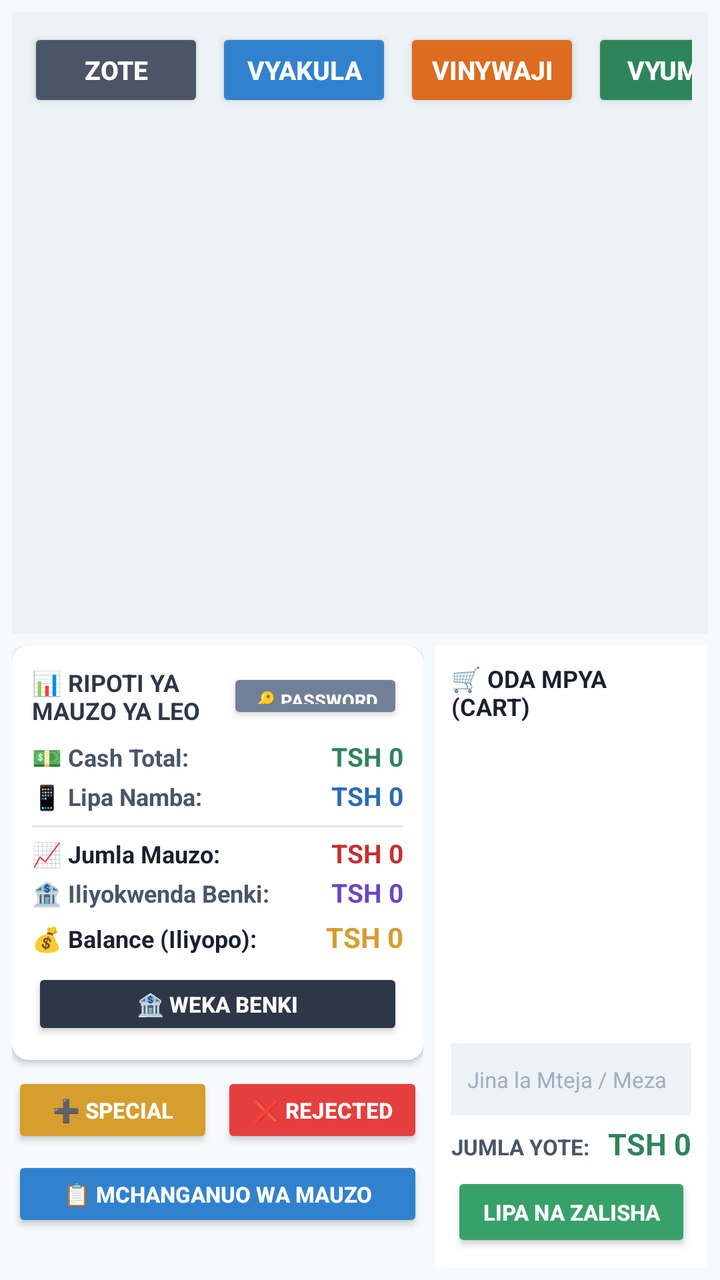
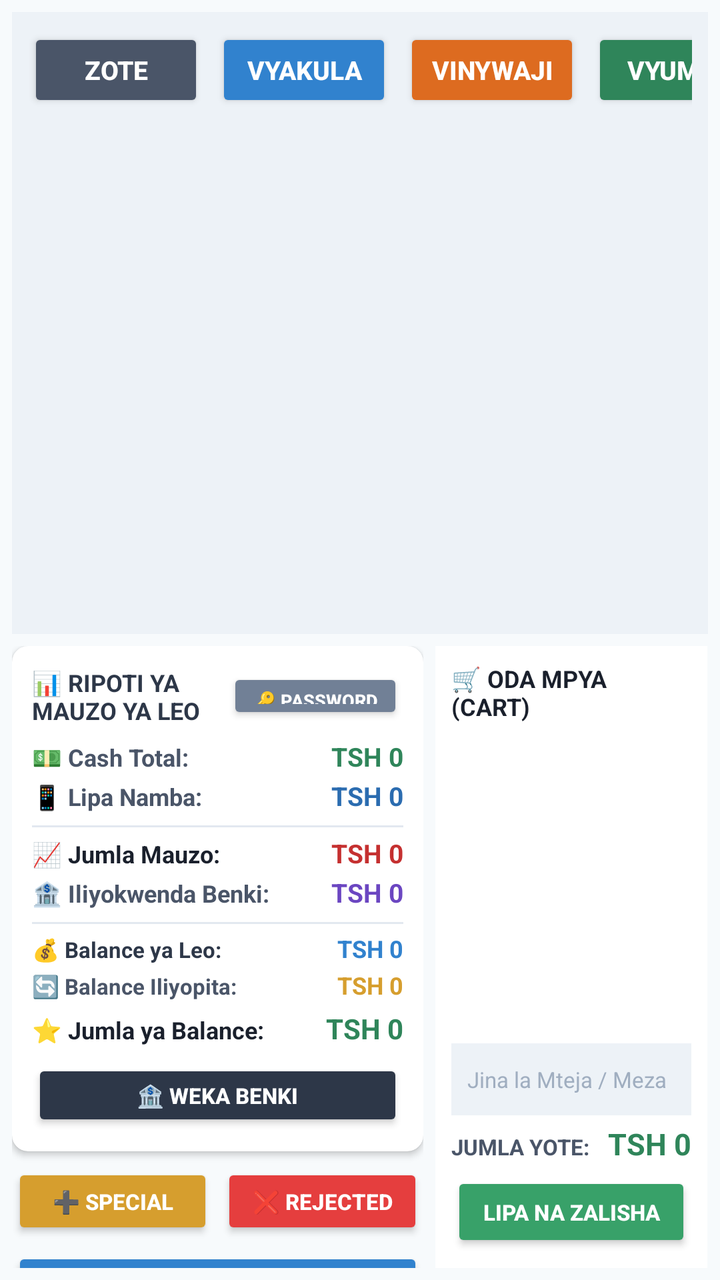

An Android layout rendered at two revisions. The XML below is the earlier revision; the diff shows what the commit changed to produce the second picture.
<!-- AndroidManifest.xml: application theme Theme.HotelManagementSystem -->
<!-- res/layout/activity_cashier_pos.xml -->
<?xml version="1.0" encoding="utf-8"?>
<LinearLayout xmlns:android="http://schemas.android.com/apk/res/android"
    xmlns:app="http://schemas.android.com/apk/res-auto"
    android:layout_width="match_parent"
    android:layout_height="match_parent"
    android:orientation="vertical"
    android:background="#F7FAFC"
    android:padding="6dp">

    
    <LinearLayout
        android:layout_width="match_parent"
        android:layout_height="0dp"
        android:layout_weight="1"
        android:orientation="vertical"
        android:background="#EDF2F7"
        android:padding="8dp"
        android:layout_marginBottom="6dp">

        <HorizontalScrollView
            android:layout_width="match_parent"
            android:layout_height="wrap_content"
            android:scrollbars="none"
            android:layout_marginBottom="6dp">

            <LinearLayout
                android:layout_width="wrap_content"
                android:layout_height="wrap_content"
                android:orientation="horizontal">

                <Button
                    android:id="@+id/btnFilterAll"
                    android:layout_width="wrap_content"
                    android:layout_height="42dp"
                    android:text="ZOTE"
                    android:textSize="13sp"
                    android:textStyle="bold"
                    android:backgroundTint="#4A5568"
                    android:textColor="#FFFFFF"
                    android:layout_marginEnd="6dp" />

                <Button
                    android:id="@+id/btnFilterFood"
                    android:layout_width="wrap_content"
                    android:layout_height="42dp"
                    android:text="VYAKULA"
                    android:textSize="13sp"
                    android:textStyle="bold"
                    android:backgroundTint="#3182CE"
                    android:textColor="#FFFFFF"
                    android:layout_marginEnd="6dp" />

                <Button
                    android:id="@+id/btnFilterDrinks"
                    android:layout_width="wrap_content"
                    android:layout_height="42dp"
                    android:text="VINYWAJI"
                    android:textSize="13sp"
                    android:textStyle="bold"
                    android:backgroundTint="#DD6B20"
                    android:textColor="#FFFFFF"
                    android:layout_marginEnd="6dp" />

                <Button
                    android:id="@+id/btnFilterRooms"
                    android:layout_width="wrap_content"
                    android:layout_height="42dp"
                    android:text="VYUMBA"
                    android:textSize="13sp"
                    android:textStyle="bold"
                    android:backgroundTint="#2F855A"
                    android:textColor="#FFFFFF"
                    android:layout_marginEnd="6dp" />

                <Button
                    android:id="@+id/btnFilterHalls"
                    android:layout_width="wrap_content"
                    android:layout_height="42dp"
                    android:text="KUMBI"
                    android:textSize="13sp"
                    android:textStyle="bold"
                    android:backgroundTint="#6B46C1"
                    android:textColor="#FFFFFF" />
            </LinearLayout>
        </HorizontalScrollView>

        <androidx.recyclerview.widget.RecyclerView
            android:id="@+id/rvMenuItems"
            android:layout_width="match_parent"
            android:layout_height="match_parent"
            android:scrollbars="vertical" />
    </LinearLayout>

    
    <LinearLayout
        android:layout_width="match_parent"
        android:layout_height="0dp"
        android:layout_weight="1"
        android:orientation="horizontal">

        
        <LinearLayout
            android:layout_width="0dp"
            android:layout_height="match_parent"
            android:layout_weight="1.4"
            android:orientation="vertical"
            android:paddingEnd="6dp">

            <androidx.cardview.widget.CardView
                android:layout_width="match_parent"
                android:layout_height="wrap_content"
                app:cardBackgroundColor="#FFFFFF"
                app:cardCornerRadius="8dp"
                app:cardElevation="2dp"
                android:layout_marginBottom="6dp">

                <LinearLayout
                    android:layout_width="match_parent"
                    android:layout_height="wrap_content"
                    android:orientation="vertical"
                    android:padding="10dp">

                    <LinearLayout
                        android:layout_width="match_parent"
                        android:layout_height="wrap_content"
                        android:orientation="horizontal"
                        android:gravity="center_vertical"
                        android:layout_marginBottom="6dp">

                        <TextView
                            android:layout_width="0dp"
                            android:layout_height="wrap_content"
                            android:layout_weight="1"
                            android:text="📊 RIPOTI YA MAUZO YA LEO"
                            android:textColor="#2D3748"
                            android:textSize="12sp"
                            android:textStyle="bold" />

                        
                        <Button
                            android:id="@+id/btnChangePassword"
                            android:layout_width="wrap_content"
                            android:layout_height="28dp"
                            android:text="🔑 Password"
                            android:textSize="9sp"
                            android:textStyle="bold"
                            android:backgroundTint="#718096"
                            android:textColor="#FFFFFF"
                            android:paddingHorizontal="6dp" />
                    </LinearLayout>

                    
                    <LinearLayout
                        android:layout_width="match_parent"
                        android:layout_height="wrap_content"
                        android:orientation="horizontal"
                        android:layout_marginBottom="2dp">

                        <TextView
                            android:layout_width="0dp"
                            android:layout_height="wrap_content"
                            android:layout_weight="1"
                            android:text="💵 Cash Total:"
                            android:textColor="#4A5568"
                            android:textSize="12sp"
                            android:textStyle="bold" />

                        <TextView
                            android:id="@+id/tvCashSales"
                            android:layout_width="wrap_content"
                            android:layout_height="wrap_content"
                            android:text="TSH 0"
                            android:textColor="#2F855A"
                            android:textSize="13sp"
                            android:textStyle="bold" />
                    </LinearLayout>

                    
                    <LinearLayout
                        android:layout_width="match_parent"
                        android:layout_height="wrap_content"
                        android:orientation="horizontal"
                        android:layout_marginBottom="2dp">

                        <TextView
                            android:layout_width="0dp"
                            android:layout_height="wrap_content"
                            android:layout_weight="1"
                            android:text="📱 Lipa Namba:"
                            android:textColor="#4A5568"
                            android:textSize="12sp"
                            android:textStyle="bold" />

                        <TextView
                            android:id="@+id/tvLipaNambaSales"
                            android:layout_width="wrap_content"
                            android:layout_height="wrap_content"
                            android:text="TSH 0"
                            android:textColor="#2B6CB0"
                            android:textSize="13sp"
                            android:textStyle="bold" />
                    </LinearLayout>

                    <View
                        android:layout_width="match_parent"
                        android:layout_height="1dp"
                        android:background="#E2E8F0"
                        android:layout_marginTop="4dp"
                        android:layout_marginBottom="4dp" />

                    
                    <LinearLayout
                        android:layout_width="match_parent"
                        android:layout_height="wrap_content"
                        android:orientation="horizontal"
                        android:layout_marginBottom="2dp">

                        <TextView
                            android:layout_width="0dp"
                            android:layout_height="wrap_content"
                            android:layout_weight="1"
                            android:text="📈 Jumla Mauzo:"
                            android:textColor="#1A202C"
                            android:textSize="12sp"
                            android:textStyle="bold" />

                        <TextView
                            android:id="@+id/tvGrossTotalSales"
                            android:layout_width="wrap_content"
                            android:layout_height="wrap_content"
                            android:text="TSH 0"
                            android:textColor="#C53030"
                            android:textSize="13sp"
                            android:textStyle="bold" />
                    </LinearLayout>

                    
                    <LinearLayout
                        android:layout_width="match_parent"
                        android:layout_height="wrap_content"
                        android:orientation="horizontal"
                        android:layout_marginBottom="2dp">

                        <TextView
                            android:layout_width="0dp"
                            android:layout_height="wrap_content"
                            android:layout_weight="1"
                            android:text="🏦 Iliyokwenda Benki:"
                            android:textColor="#4A5568"
                            android:textSize="12sp"
                            android:textStyle="bold" />

                        <TextView
                            android:id="@+id/tvBankDepositedSales"
                            android:layout_width="wrap_content"
                            android:layout_height="wrap_content"
                            android:text="TSH 0"
                            android:textColor="#6B46C1"
                            android:textSize="13sp"
                            android:textStyle="bold" />
                    </LinearLayout>

                    
                    <LinearLayout
                        android:layout_width="match_parent"
                        android:layout_height="wrap_content"
                        android:orientation="horizontal"
                        android:layout_marginTop="2dp">

                        <TextView
                            android:layout_width="0dp"
                            android:layout_height="wrap_content"
                            android:layout_weight="1"
                            android:text="💰 Balance (Iliyopo):"
                            android:textColor="#1A202C"
                            android:textSize="12sp"
                            android:textStyle="bold" />

                        <TextView
                            android:id="@+id/tvNetBalanceSales"
                            android:layout_width="wrap_content"
                            android:layout_height="wrap_content"
                            android:text="TSH 0"
                            android:textColor="#D69E2E"
                            android:textSize="14sp"
                            android:textStyle="bold" />
                    </LinearLayout>

                    <Button
                        android:id="@+id/btnCashierBankDeposit"
                        android:layout_width="match_parent"
                        android:layout_height="36dp"
                        android:text="🏦 WEKA BENKI"
                        android:backgroundTint="#2D3748"
                        android:textColor="#FFFFFF"
                        android:textSize="11sp"
                        android:textStyle="bold"
                        android:layout_marginTop="6dp" />
                </LinearLayout>
            </androidx.cardview.widget.CardView>

            <LinearLayout
                android:layout_width="match_parent"
                android:layout_height="wrap_content"
                android:orientation="horizontal"
                android:layout_marginBottom="4dp">

                <Button
                    android:id="@+id/btnSpecialOrder"
                    android:layout_width="0dp"
                    android:layout_height="38dp"
                    android:layout_weight="1"
                    android:text="➕ SPECIAL"
                    android:textSize="11sp"
                    android:textStyle="bold"
                    android:backgroundTint="#D69E2E"
                    android:textColor="#FFFFFF"
                    android:layout_marginEnd="4dp" />

                <Button
                    android:id="@+id/btnRejectedOrders"
                    android:layout_width="0dp"
                    android:layout_height="38dp"
                    android:layout_weight="1"
                    android:text="❌ REJECTED"
                    android:textSize="11sp"
                    android:textStyle="bold"
                    android:backgroundTint="#E53E3E"
                    android:textColor="#FFFFFF" />
            </LinearLayout>

            
            <Button
                android:id="@+id/btnCategoryBreakdown"
                android:layout_width="match_parent"
                android:layout_height="38dp"
                android:text="📋 MCHANGANUO WA MAUZO"
                android:textSize="11sp"
                android:textStyle="bold"
                android:backgroundTint="#3182CE"
                android:textColor="#FFFFFF" />
        </LinearLayout>

        
        <LinearLayout
            android:layout_width="0dp"
            android:layout_height="match_parent"
            android:layout_weight="0.9"
            android:orientation="vertical"
            android:background="#FFFFFF"
            android:padding="8dp">

            <TextView
                android:layout_width="wrap_content"
                android:layout_height="wrap_content"
                android:text="🛒 ODA MPYA (CART)"
                android:textColor="#1A202C"
                android:textSize="12sp"
                android:textStyle="bold"
                android:layout_marginBottom="4dp" />

            <androidx.recyclerview.widget.RecyclerView
                android:id="@+id/rvCartItems"
                android:layout_width="match_parent"
                android:layout_height="0dp"
                android:layout_weight="1"
                android:layout_marginBottom="4dp" />

            <EditText
                android:id="@+id/etCustomerName"
                android:layout_width="match_parent"
                android:layout_height="36dp"
                android:hint="Jina la Mteja / Meza"
                android:textColorHint="#A0AEC0"
                android:textColor="#1A202C"
                android:textSize="11sp"
                android:background="#EDF2F7"
                android:paddingStart="8dp"
                android:layout_marginBottom="4dp" />

            <LinearLayout
                android:layout_width="match_parent"
                android:layout_height="wrap_content"
                android:orientation="horizontal"
                android:layout_marginBottom="4dp">

                <TextView
                    android:layout_width="0dp"
                    android:layout_height="wrap_content"
                    android:layout_weight="1"
                    android:text="JUMLA YOTE:"
                    android:textColor="#4A5568"
                    android:textSize="11sp"
                    android:textStyle="bold" />

                <TextView
                    android:id="@+id/tvCartTotal"
                    android:layout_width="wrap_content"
                    android:layout_height="wrap_content"
                    android:text="TSH 0"
                    android:textColor="#2F855A"
                    android:textSize="15sp"
                    android:textStyle="bold" />
            </LinearLayout>

            <Button
                android:id="@+id/btnPlaceOrder"
                android:layout_width="match_parent"
                android:layout_height="40dp"
                android:text="LIPA NA ZALISHA"
                android:backgroundTint="#38A169"
                android:textColor="#FFFFFF"
                android:textStyle="bold"
                android:textSize="11sp" />
        </LinearLayout>
    </LinearLayout>
</LinearLayout>
<!-- resources referenced by this layout -->
<resources>
  <style name="Theme.HotelManagementSystem" parent="Base.Theme.HotelManagementSystem" />
  <style name="Base.Theme.HotelManagementSystem" parent="Theme.Material3.DayNight.NoActionBar">
          
          
      </style>
</resources>

<!-- the commit's change to res/layout/activity_cashier_pos.xml (unified diff, before → after) -->
@@ -260,6 +260,65 @@
                             android:textStyle="bold" />
                     </LinearLayout>
 
+                    <View
+                        android:layout_width="match_parent"
+                        android:layout_height="1dp"
+                        android:background="#E2E8F0"
+                        android:layout_marginTop="4dp"
+                        android:layout_marginBottom="4dp" />
+
+                    
+                    <LinearLayout
+                        android:layout_width="match_parent"
+                        android:layout_height="wrap_content"
+                        android:orientation="horizontal"
+                        android:layout_marginBottom="2dp">
+
+                        <TextView
+                            android:layout_width="0dp"
+                            android:layout_height="wrap_content"
+                            android:layout_weight="1"
+                            android:text="💰 Balance ya Leo:"
+                            android:textColor="#2D3748"
+                            android:textSize="11sp"
+                            android:textStyle="bold" />
+
+                        <TextView
+                            android:id="@+id/tvTodayBalance"
+                            android:layout_width="wrap_content"
+                            android:layout_height="wrap_content"
+                            android:text="TSH 0"
+                            android:textColor="#3182CE"
+                            android:textSize="12sp"
+                            android:textStyle="bold" />
+                    </LinearLayout>
+
+                    
+                    <LinearLayout
+                        android:layout_width="match_parent"
+                        android:layout_height="wrap_content"
+                        android:orientation="horizontal"
+                        android:layout_marginBottom="2dp">
+
+                        <TextView
+                            android:layout_width="0dp"
+                            android:layout_height="wrap_content"
+                            android:layout_weight="1"
+                            android:text="🔄 Balance Iliyopita:"
+                            android:textColor="#4A5568"
+                            android:textSize="11sp"
+                            android:textStyle="bold" />
+
+                        <TextView
+                            android:id="@+id/tvPreviousBalance"
+                            android:layout_width="wrap_content"
+                            android:layout_height="wrap_content"
+                            android:text="TSH 0"
+                            android:textColor="#D69E2E"
+                            android:textSize="12sp"
+                            android:textStyle="bold" />
+                    </LinearLayout>
+
                     
                     <LinearLayout
                         android:layout_width="match_parent"
@@ -271,17 +330,17 @@
                             android:layout_width="0dp"
                             android:layout_height="wrap_content"
                             android:layout_weight="1"
-                            android:text="💰 Balance (Iliyopo):"
+                            android:text="⭐ Jumla ya Balance:"
                             android:textColor="#1A202C"
                             android:textSize="12sp"
                             android:textStyle="bold" />
 
                         <TextView
-                            android:id="@+id/tvNetBalanceSales"
-                            android:layout_width="wrap_content"
-                            android:layout_height="wrap_content"
-                            android:text="TSH 0"
-                            android:textColor="#D69E2E"
+                            android:id="@+id/tvTotalBalance"
+                            android:layout_width="wrap_content"
+                            android:layout_height="wrap_content"
+                            android:text="TSH 0"
+                            android:textColor="#2F855A"
                             android:textSize="14sp"
                             android:textStyle="bold" />
                     </LinearLayout>
